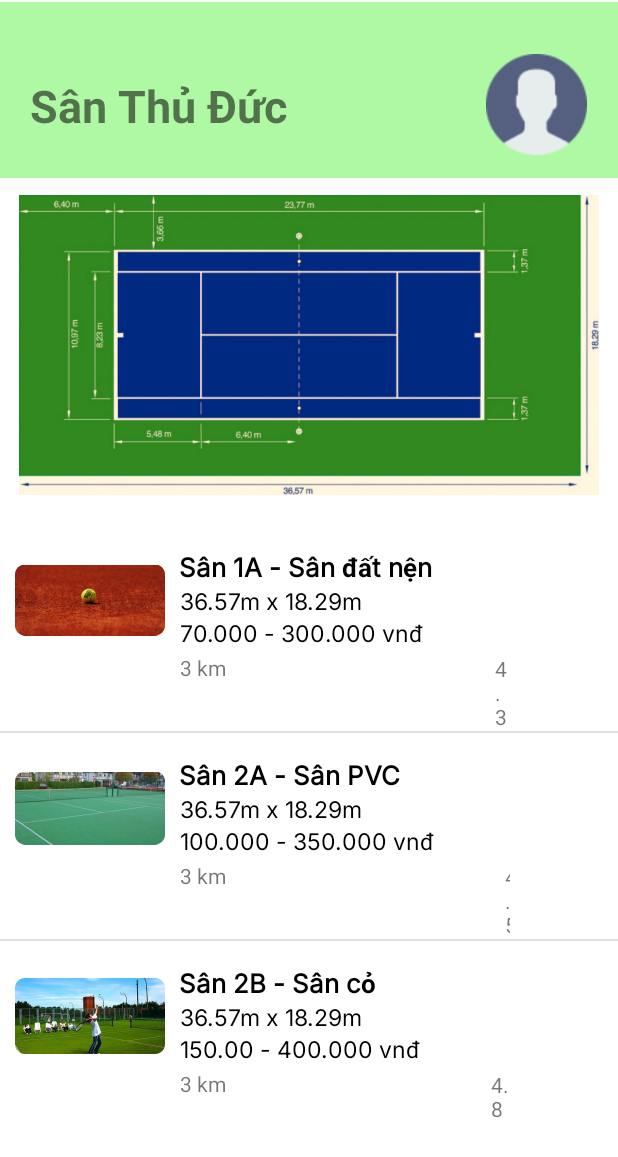
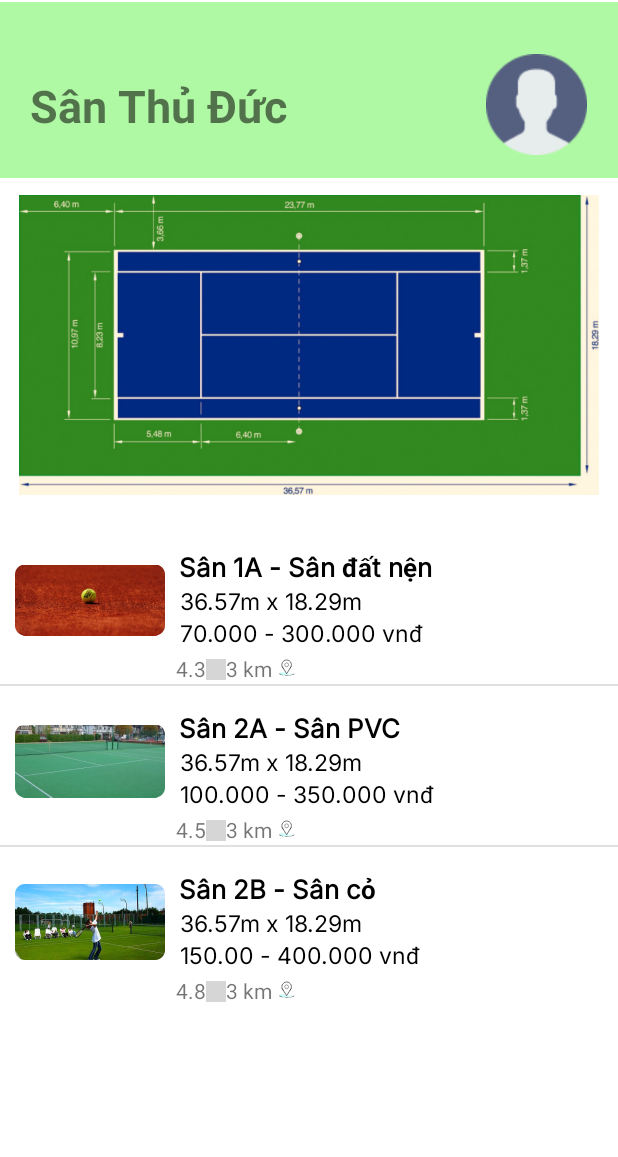
Before and after one commit to son-nct/tennis-booking-app, an Android app: the HomeActivity screen opened directly, with no data from a screen before it, after a tap on "Sân Thủ Đức", on a phone screen of 412 x 824 dp. Shown: the top 1157 px of the screen. Run offline under Robolectric (Android 15) with nearby library versions, the phone set to English and light mode, and no system bars; Roboto replaces fonts that are not available here; grey boxes are pictures that could not be loaded.

Commit message:
[PhucHLH] FINALLLLLLLLLLLLLLLLLLLLLLLLLLL

```diff
--- a/app/src/main/java/com/example/tennis_booking_app/HomeActivity.java
+++ b/app/src/main/java/com/example/tennis_booking_app/HomeActivity.java
@@ -141,22 +141,22 @@ public class HomeActivity extends AppCompatActivity {
     }
 
     private void initData(){
-        arrSanPromo.add(new SanKM("Sân Thủ Đức", "100m2", "Khuyến mãi 5%", R.drawable.san1a, "4.9", "4.3"));
-        arrSanPromo.add(new SanKM("Sân Thủ Đức", "100m2", "Khuyến mãi 5%", R.drawable.san1a, "4.1", "4.3"));
-        arrSanPromo.add(new SanKM("Sân Thủ Đức", "100m2", "Khuyến mãi 5%", R.drawable.san1a, "4.2", "4.3"));
-        arrSanPromo.add(new SanKM("Sân Thủ Đức", "100m2", "Khuyến mãi 5%", R.drawable.san1a, "4.9", "4.3"));
-        arrSanPromo.add(new SanKM("Sân Thủ Đức", "100m2","Khuyến mãi 5%", R.drawable.san1a, "5", "4.3"));
-        arrSanPromo.add(new SanKM("Sân Thủ Đức", "100m2","Khuyến mãi 5%", R.drawable.san1a, "5", "4.3"));
+        arrSanPromo.add(new SanKM("Sân Thủ Đức", "Quận Thủ Đức", "Khuyến mãi 5%", "Tặng 2 nước",  R.drawable.san1a, "4.9", "2.3km"));
+        arrSanPromo.add(new SanKM("Sân Kim Sa", "Quận 10", "Khuyến mãi 5%","Tặng 2 nước", R.drawable.san1a, "4.1", "10.4km"));
+        arrSanPromo.add(new SanKM("Sân Lam Sơn", "Quận Tân Bình", "Khuyến mãi 5%", "Tặng 2 nước",R.drawable.san1a, "4.2", "20km"));
+        arrSanPromo.add(new SanKM("Sân Hoàng Sa", "Quận 5", "Khuyến mãi 5%","Tặng 2 nước", R.drawable.san1a, "4.9", "12km"));
+        arrSanPromo.add(new SanKM("Sân Trường Sa", "Quận 5","Khuyến mãi 5%", "Tặng 2 nước",R.drawable.san1a, "5", "12.8km"));
+        arrSanPromo.add(new SanKM("Sân Quận 7", "Quận 7","Khuyến mãi 5%","Tặng 2 nước", R.drawable.san1a, "5", "9.6km"));
         horizontalAdapter.notifyDataSetChanged();
     }
 
     private void initDataLoved(){
-        arrLovedCourt.add(new SanKM("Sân Thủ Đức", "100m2", "100.000 đồng", "TENNISTODAY", R.drawable.san1a, "4.9","4.3"));
-        arrLovedCourt.add(new SanKM("Sân Thủ Đức", "100m2", "100.000 đồng", "ABCXYZ", R.drawable.san1a, "5", "4.3"));
-        arrLovedCourt.add(new SanKM("Sân Thủ Đức", "100m2", "100.000 đồng", "AAAAAA", R.drawable.san1a, "5", "4.3"));
-        arrLovedCourt.add(new SanKM("Sân Thủ Đức", "100m2", "100.000 đồng", "XXXXXXX", R.drawable.san1a, "5", "4.3"));
-        arrLovedCourt.add(new SanKM("Sân Thủ Đức", "100m2", "100.000 đồng", "ZZZZZ", R.drawable.san1a, "5", "4.3"));
-        arrLovedCourt.add(new SanKM("Sân Thủ Đức", "100m2", "100.000 đồng", "DAASDASDAD", R.drawable.san1a, "5", "4.3"));
+        arrLovedCourt.add(new SanKM("Sân 1A", "36.57m x 18.29m", "100.000 đồng", "TENNISTODAY", R.drawable.san1a, "4.9","4.3km"));
+        arrLovedCourt.add(new SanKM("Sân 2A", "36.57m x 18.29m", "100.000 đồng", "ABCXYZ", R.drawable.san1a, "5", "4.3km"));
+        arrLovedCourt.add(new SanKM("Sân 2B", "36.57m x 18.29m", "100.000 đồng", "AAAAAA", R.drawable.san1a, "5", "4.3km"));
+        arrLovedCourt.add(new SanKM("Sân 3C", "36.57m x 18.29m", "100.000 đồng", "XXXXXXX", R.drawable.san1a, "5", "4.3km"));
+        arrLovedCourt.add(new SanKM("Sân 2C", "36.57m x 18.29m", "100.000 đồng", "ZZZZZ", R.drawable.san1a, "5", "4.3km"));
+        arrLovedCourt.add(new SanKM("Sân 4", "36.57m x 18.29m", "100.000 đồng", "DAASDASDAD", R.drawable.san1a, "5", "4.3km"));
         horizontalAdapterLoved.notifyDataSetChanged();
     }
 
--- a/app/src/main/java/com/example/tennis_booking_app/LoginFacebookGoogleActivity.java
+++ b/app/src/main/java/com/example/tennis_booking_app/LoginFacebookGoogleActivity.java
@@ -9,7 +9,7 @@ import android.widget.Button;
 
 public class LoginFacebookGoogleActivity extends AppCompatActivity {
 
-    Button btnFacebook, btnPhone;
+    Button btnFacebook, btnPhone,btnGoogle;
     Intent intent;
     @Override
     protected void onCreate(Bundle savedInstanceState) {
@@ -17,9 +17,19 @@ public class LoginFacebookGoogleActivity extends AppCompatActivity {
         setContentView(R.layout.activity_login_facebook_google);
 
         btnFacebook = (Button) findViewById(R.id.btnLoginWithFacebook);
+        btnGoogle = (Button) findViewById(R.id.btnLoginWithGoogle);
+
         btnPhone = (Button) findViewById(R.id.btnLoginWithPhoneNumber);
 
         btnFacebook.setOnClickListener(new View.OnClickListener() {
+            @Override
+            public void onClick(View v) {
+                intent = new Intent(LoginFacebookGoogleActivity.this, HomeActivity.class);
+                startActivity(intent);
+            }
+        });
+
+        btnGoogle.setOnClickListener(new View.OnClickListener() {
             @Override
             public void onClick(View v) {
                 intent = new Intent(LoginFacebookGoogleActivity.this, HomeActivity.class);
--- a/app/src/main/res/layout/activity_home.xml
+++ b/app/src/main/res/layout/activity_home.xml
@@ -248,11 +248,12 @@
                 <androidx.recyclerview.widget.RecyclerView
                     android:id="@+id/viewPromo"
                     android:layout_width="match_parent"
-                    android:layout_height="280dp" />
+                    android:layout_height="230dp" />
 
             </LinearLayout>
 
             <ImageView
+                android:layout_marginTop="-10dp"
                 android:layout_width="wrap_content"
                 android:layout_height="wrap_content"
                 app:srcCompat="@drawable/line" />
--- a/app/src/main/res/layout/list_court_horizontal.xml
+++ b/app/src/main/res/layout/list_court_horizontal.xml
@@ -19,7 +19,7 @@
         android:id="@+id/txtTenSanPromo"
         android:layout_width="wrap_content"
         android:layout_height="wrap_content"
-        android:layout_marginTop="110dp"
+        android:layout_marginTop="90dp"
         android:text="Tên sân nè"
         android:textSize="18dp" />
 
@@ -27,7 +27,7 @@
         android:id="@+id/txtDienTichPromo"
         android:layout_width="wrap_content"
         android:layout_height="wrap_content"
-        android:layout_marginTop="135dp"
+        android:layout_marginTop="115dp"
         android:text="Diện tích"
         android:textSize="14dp" />
 
@@ -35,7 +35,7 @@
         android:id="@+id/txtCodePromo"
         android:layout_width="wrap_content"
         android:layout_height="wrap_content"
-        android:layout_marginTop="155dp"
+        android:layout_marginTop="135dp"
         android:text="Discount code"
         android:textColor="@color/red"
         android:textSize="14dp"
@@ -45,7 +45,9 @@
         android:id="@+id/txtGiaPromo"
         android:layout_width="wrap_content"
         android:layout_height="wrap_content"
-        android:layout_marginTop="175dp"
+        android:layout_marginTop="155dp"
+        android:textStyle="italic"
+        android:textColor="@color/red"
         android:text="giá tiền"
         android:textSize="18dp" />
 
@@ -54,7 +56,7 @@
         android:id="@+id/loRatingDistance"
         android:layout_width="wrap_content"
         android:layout_height="wrap_content"
-        android:layout_marginTop="205dp"
+        android:layout_marginTop="185dp"
         android:orientation="horizontal">
 
         <TextView
--- a/app/src/main/res/layout/list_san.xml
+++ b/app/src/main/res/layout/list_san.xml
@@ -47,25 +47,37 @@
         android:textColor="@color/black"
         android:textSize="15dp" />
 
-    <TextView
-        android:id="@+id/txtKhoangCach"
-        android:layout_width="wrap_content"
-        android:layout_height="wrap_content"
-        android:layout_below="@+id/txtTien"
-        android:layout_marginStart="10dp"
-        android:layout_marginTop="3dp"
-        android:layout_toEndOf="@+id/imgHinh"
-        android:text="Khoảng cách" />
-
-    <TextView
-        android:id="@+id/txtRating"
+    <LinearLayout
+        android:id="@+id/loRatingDistance"
         android:layout_width="wrap_content"
         android:layout_height="wrap_content"
         android:layout_alignParentTop="true"
-        android:layout_alignParentEnd="true"
-        android:layout_marginStart="47dp"
+        android:layout_marginStart="7dp"
         android:layout_marginTop="86dp"
-        android:layout_marginEnd="72dp"
-        android:layout_toEndOf="@+id/txtTien"
-        android:text="Rating" />
+        android:layout_toEndOf="@+id/imgHinh"
+        android:orientation="horizontal">
+
+        <TextView
+            android:id="@+id/txtRating"
+            android:layout_width="wrap_content"
+            android:layout_height="wrap_content"
+            android:text="rate" />
+
+        <ImageView
+            android:layout_width="13dp"
+            android:layout_height="14dp"
+            android:layout_marginTop="3dp"
+            android:src="@drawable/ic_star_svgrepo_com" />
+
+        <TextView
+            android:id="@+id/txtKhoangCach"
+            android:layout_width="wrap_content"
+            android:layout_height="wrap_content"
+            android:text="distance" />
+
+        <ImageView
+            android:layout_width="20dp"
+            android:layout_height="20dp"
+            android:src="@drawable/ic_location" />
+    </LinearLayout>
 </RelativeLayout>
```
